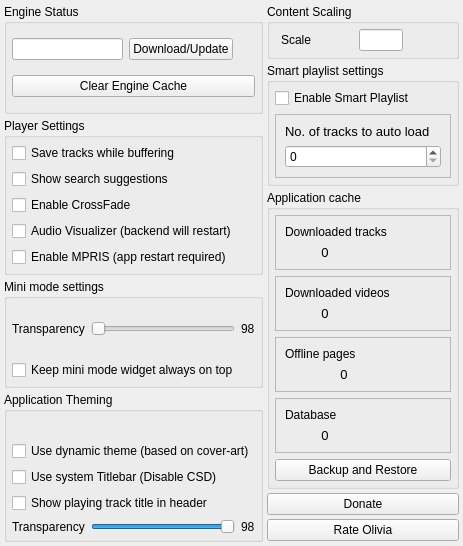
This is settings.ui in keshavbhatt/olivia as Qt 5 draws it before an edit. The edited form follows.
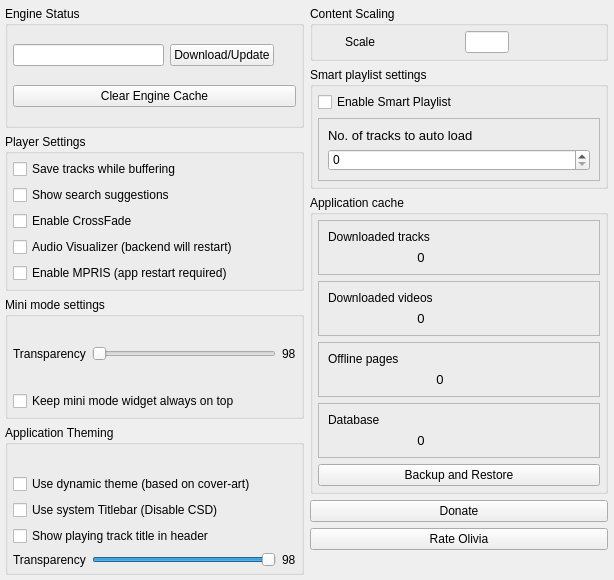
This is the edited form. Icons and pictures are not drawn. Custom widgets are drawn as their Qt base class.

Commit message: - settings widget into scrollarea. - fix seeking.

```diff
--- a/settings.ui
+++ b/settings.ui
@@ -6,13 +6,16 @@
    <rect>
     <x>0</x>
     <y>0</y>
-    <width>463</width>
-    <height>546</height>
+    <width>614</width>
+    <height>580</height>
    </rect>
   </property>
   <property name="windowTitle">
    <string>Settings - Olivia </string>
   </property>
+  <property name="styleSheet">
+   <string notr="true"/>
+  </property>
   <layout class="QVBoxLayout" name="verticalLayout_3">
    <property name="spacing">
     <number>4</number>
@@ -24,17 +27,83 @@
     <number>4</number>
    </property>
    <property name="rightMargin">
-    <number>4</number>
+    <number>0</number>
    </property>
    <property name="bottomMargin">
     <number>4</number>
    </property>
    <item>
+    <widget class="QScrollArea" name="scrollArea">
+     <property name="styleSheet">
+      <string notr="true">QScrollArea{
+ background: transparent;
+}
+QScrollBar:vertical {
+	   background-color: transparent;
+	   border:none;
+       width: 10px;
+       margin: 22px 0 22px 0;
+   }
+   QScrollBar::handle:vertical {
+       background: grey;
+       min-height: 20px;
+   }</string>
+     </property>
+     <property name="horizontalScrollBarPolicy">
+      <enum>Qt::ScrollBarAlwaysOff</enum>
+     </property>
+     <property name="sizeAdjustPolicy">
+      <enum>QAbstractScrollArea::AdjustToContentsOnFirstShow</enum>
+     </property>
+     <property name="widgetResizable">
+      <bool>true</bool>
+     </property>
+     <widget class="QWidget" name="scrollAreaWidgetContents">
+      <property name="geometry">
+       <rect>
+        <x>0</x>
+        <y>0</y>
+        <width>598</width>
+        <height>610</height>
+       </rect>
+      </property>
+      <property name="styleSheet">
+       <string notr="true">QWidget#scrollAreaWidgetContents{
+ background: transparent;
+}</string>
+      </property>
+      <layout class="QVBoxLayout" name="verticalLayout_6">
+       <property name="leftMargin">
+        <number>0</number>
+       </property>
+       <property name="topMargin">
+        <number>0</number>
+       </property>
+       <property name="rightMargin">
+        <number>4</number>
+       </property>
+       <property name="bottomMargin">
+        <number>0</number>
+       </property>
+       <item>
+        <widget class="QWidget" name="mainWidget" native="true">
+         <property name="sizePolicy">
+          <sizepolicy hsizetype="MinimumExpanding" vsizetype="Preferred">
+           <horstretch>0</horstretch>
+           <verstretch>0</verstretch>
+          </sizepolicy>
+         </property>
     <layout class="QHBoxLayout" name="horizontalLayout_2">
-     <property name="topMargin">
+          <property name="leftMargin">
       <number>0</number>
      </property>
+          <property name="topMargin">
+           <number>1</number>
+          </property>
      <property name="rightMargin">
+           <number>1</number>
+          </property>
+          <property name="bottomMargin">
       <number>0</number>
      </property>
      <item>
@@ -1041,6 +1110,11 @@
       </layout>
      </item>
     </layout>
+        </widget>
+       </item>
+      </layout>
+     </widget>
+    </widget>
    </item>
   </layout>
  </widget>
```
Lines whose indentation alone changed are shown as unchanged. The commit also changes 2 other files.
